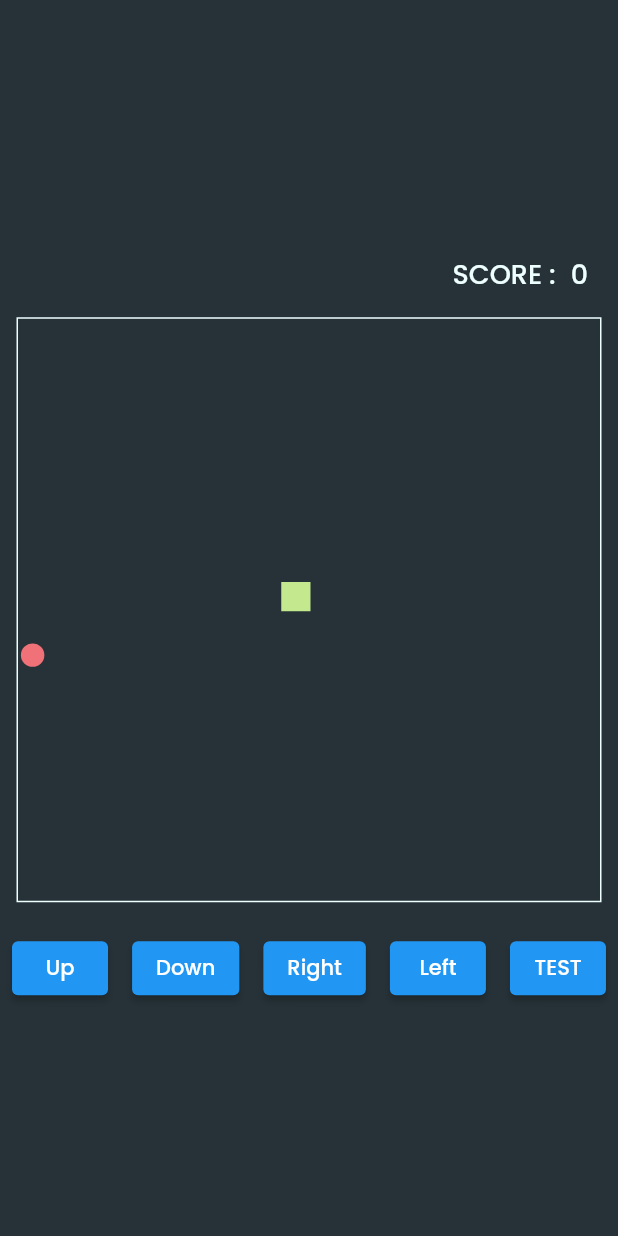
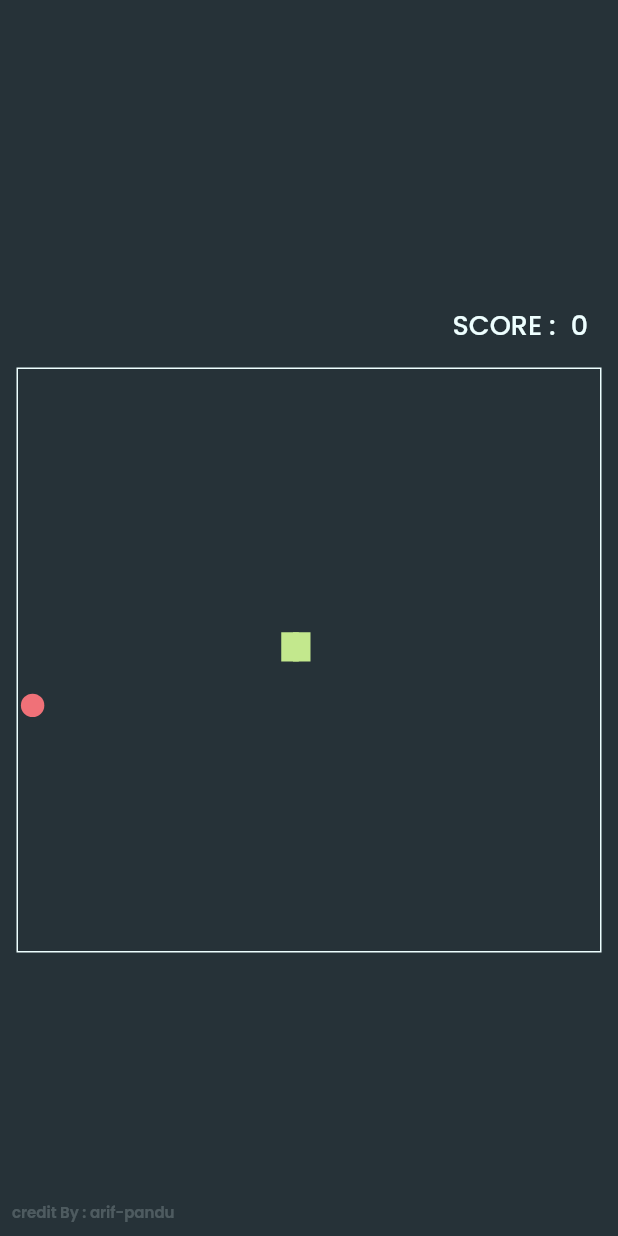
Before and after one commit to arif-pandu/flutter-snake-game, a Flutter app: the screen it shows after launch, after a tap on "PLAY", on a phone screen of 412 x 824 dp. Run offline on Flutter 3.47's test engine with Material 2 defaults, Android fonts, the phone set to English and light mode, and no system bars; our stand-ins replace sensors_plus.

Commit message:
Update : Finishing UI, PopUp, and Navigation

```diff
--- a/lib/model/body.dart
+++ b/lib/model/body.dart
@@ -11,7 +11,7 @@ class SnakeBody extends StatelessWidget {
 
   final int index;
 
-  int get number => this.index;
+  int get number => index;
 
   @override
   Widget build(BuildContext context) {
--- a/lib/provider/game_provider.dart
+++ b/lib/provider/game_provider.dart
@@ -259,11 +259,6 @@ class GameProvider with ChangeNotifier {
     notifyListeners();
   }
 
-  /// Ignore this
-  void testConnect() {
-    print(listCoordinate);
-  }
-
   void resetLastPlayData() {
     snakeLength = 0;
     snakeHead = 0;
--- a/lib/screen/gameplay.dart
+++ b/lib/screen/gameplay.dart
@@ -6,6 +6,7 @@ import 'package:flutter_snake_game/helper/enum.dart';
 import 'package:flutter_snake_game/model/food.dart';
 import 'package:flutter_snake_game/model/head.dart';
 import 'package:flutter_snake_game/model/neck.dart';
+import 'package:flutter_snake_game/model/popup_menu.dart';
 import 'package:flutter_snake_game/provider/food_provider.dart';
 import 'package:flutter_snake_game/provider/game_provider.dart';
 import 'package:provider/provider.dart';
@@ -60,12 +61,18 @@ class _GamePlayState extends State<GamePlay> {
 
   @override
   Widget build(BuildContext context) {
-    return Scaffold(
+    return WillPopScope(
+      onWillPop: () async {
+        return popUpMenu(context);
+      },
+      child: Scaffold(
         body: Center(
           child: Column(
-          mainAxisAlignment: MainAxisAlignment.center,
+            mainAxisAlignment: MainAxisAlignment.spaceBetween,
             children: [
-            Padding(
+              Spacer(),
+              Container(
+                margin: EdgeInsets.only(top: 30),
                 padding: const EdgeInsets.symmetric(vertical: 15, horizontal: 20),
                 child: Row(
                   mainAxisAlignment: MainAxisAlignment.end,
@@ -94,6 +101,7 @@ class _GamePlayState extends State<GamePlay> {
                   ],
                 ),
               ),
+
               Consumer<GameProvider>(
                 builder: (context, game, child) {
                   return Container(
@@ -113,53 +121,64 @@ class _GamePlayState extends State<GamePlay> {
                   );
                 },
               ),
-            Consumer<GameProvider>(
-              builder: (context, game, _) {
-                return Column(
-                  mainAxisAlignment: MainAxisAlignment.center,
-                  crossAxisAlignment: CrossAxisAlignment.center,
+              Spacer(),
+              Row(
                 children: [
-                    const SizedBox(height: 20),
-                    Row(
-                      mainAxisAlignment: MainAxisAlignment.spaceAround,
-                      children: [
-                        ElevatedButton(
-                          onPressed: () {
-                            game.direction = Direction.up;
-                          },
-                          child: Text("Up"),
+                  Padding(
+                    padding: const EdgeInsets.all(8.0),
+                    child: Text(
+                      "credit By : arif-pandu",
+                      style: TextStyle(
+                        fontSize: 10,
+                        color: AppColor.accentColor.withOpacity(0.2),
+                        fontWeight: FontWeight.w600,
                       ),
-                        ElevatedButton(
-                          onPressed: () {
-                            game.direction = Direction.down;
-                          },
-                          child: Text("Down"),
                     ),
-                        ElevatedButton(
-                          onPressed: () {
-                            game.direction = Direction.right;
-                          },
-                          child: Text("Right"),
-                        ),
-                        ElevatedButton(
-                          onPressed: () {
-                            game.direction = Direction.left;
-                          },
-                          child: Text("Left"),
-                        ),
-                        ElevatedButton(
-                          onPressed: () {
-                            game.testConnect();
-                          },
-                          child: Text("TEST"),
                   ),
                 ],
               ),
+              // Consumer<GameProvider>(
+              //   builder: (context, game, _) {
+              //     return Column(
+              //       mainAxisAlignment: MainAxisAlignment.center,
+              //       crossAxisAlignment: CrossAxisAlignment.center,
+              //       children: [
+              //         const SizedBox(height: 20),
+              //         Row(
+              //           mainAxisAlignment: MainAxisAlignment.spaceAround,
+              //           children: [
+              //             ElevatedButton(
+              //               onPressed: () {
+              //                 game.direction = Direction.up;
+              //               },
+              //               child: Text("Up"),
+              //             ),
+              //             ElevatedButton(
+              //               onPressed: () {
+              //                 game.direction = Direction.down;
+              //               },
+              //               child: Text("Down"),
+              //             ),
+              //             ElevatedButton(
+              //               onPressed: () {
+              //                 game.direction = Direction.right;
+              //               },
+              //               child: Text("Right"),
+              //             ),
+              //             ElevatedButton(
+              //               onPressed: () {
+              //                 game.direction = Direction.left;
+              //               },
+              //               child: Text("Left"),
+              //             ),
+              //           ],
+              //         ),
+              //       ],
+              //     );
+              //   },
+              // ),
             ],
-                );
-              },
           ),
-          ],
         ),
       ),
     );
```
Also changed, not shown: lib/model/popup_menu.dart (+101 -0 lines), lib/provider/snake_provider.dart (+0 -10 lines). Lines whose indentation alone changed are shown as unchanged.
